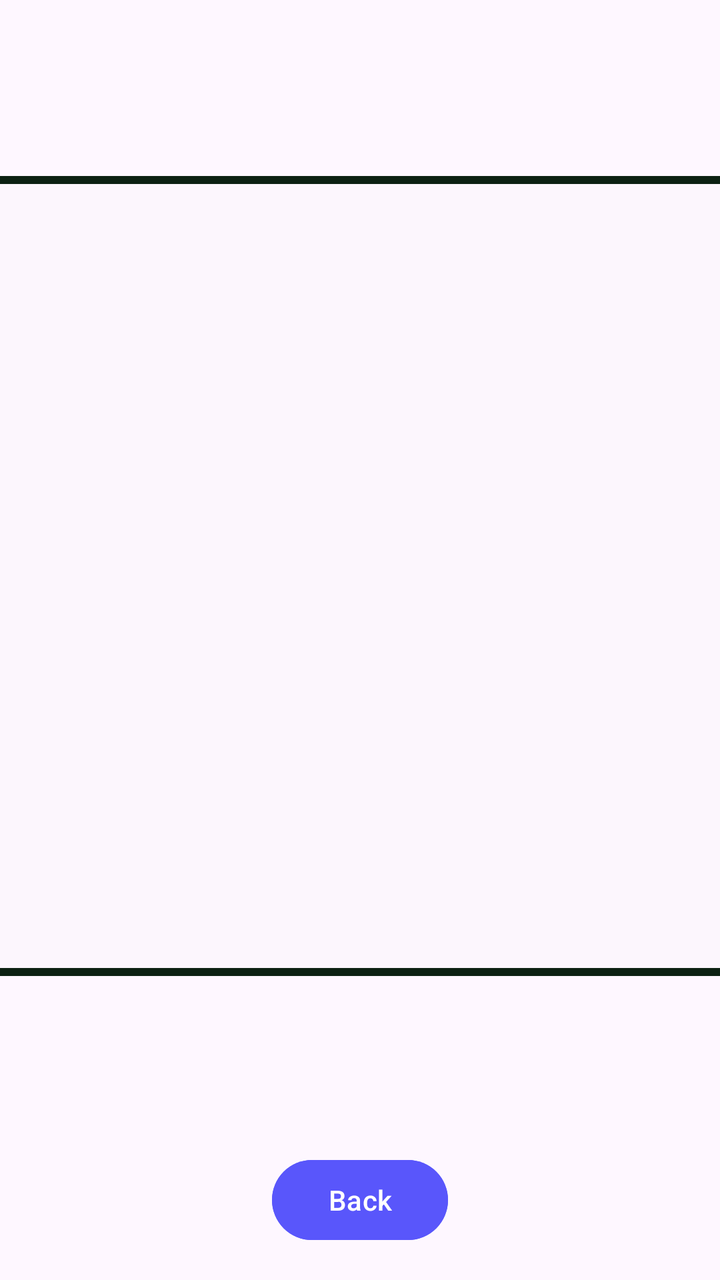
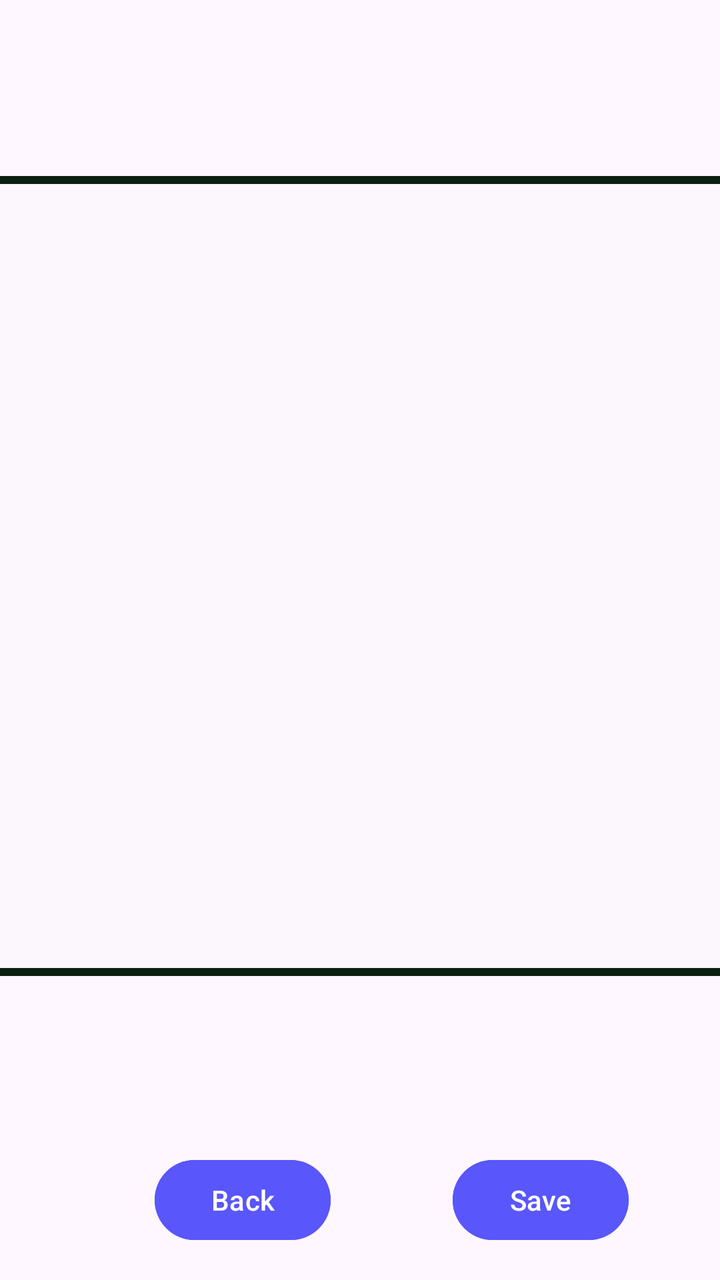

Before-and-after screenshots of an Android layout around one commit, followed by the original layout XML and the change that was made.
<!-- AndroidManifest.xml: application theme Theme.VocalCraft -->
<!-- res/layout/imageview.xml -->
<?xml version="1.0" encoding="utf-8"?>
<androidx.constraintlayout.widget.ConstraintLayout
    xmlns:android="http://schemas.android.com/apk/res/android"
    xmlns:app="http://schemas.android.com/apk/res-auto"
    xmlns:tools="http://schemas.android.com/tools"
    android:layout_width="match_parent"
    android:layout_height="match_parent">

    

    


    

    

    
    <FrameLayout
        android:id="@+id/imageFrame"
        android:layout_width="400dp"
        android:layout_height="400dp"
        android:layout_margin="32dp"
        app:layout_constraintTop_toTopOf="parent"
        app:layout_constraintBottom_toTopOf="@id/backButton"
        app:layout_constraintStart_toStartOf="parent"
        app:layout_constraintEnd_toEndOf="parent"
        android:background="@drawable/border_shape"> 

        
        <ImageView
            android:id="@+id/largeImageView"
            android:layout_width="400dp"
            android:layout_height="400dp"
            android:contentDescription="Large Image"
            app:srcCompat="@drawable/color_box" />
    </FrameLayout>

    
    <Button
        android:id="@+id/backButton"
        android:layout_width="wrap_content"
        android:layout_height="wrap_content"
        android:text="Back"
        android:textColor="@android:color/white"
        android:backgroundTint="#5956fb"
        android:layout_margin="16dp"
        app:layout_constraintBottom_toBottomOf="parent"
        app:layout_constraintStart_toStartOf="parent"
        app:layout_constraintEnd_toEndOf="parent" />

</androidx.constraintlayout.widget.ConstraintLayout>
<!-- resources referenced by this layout -->
<resources>
  <!-- drawable border_shape (drawable) -->
  <?xml version="1.0" encoding="utf-8"?>
  <shape xmlns:android="http://schemas.android.com/apk/res/android">
      <solid android:color="#FFFFFF" />
      <stroke
          android:color="#000000"
      android:width="4dp" />
      <corners android:radius="8dp" />
  </shape>
  <!-- drawable color_box (drawable) -->
  <?xml version="1.0" encoding="utf-8"?>
  <shape xmlns:android="http://schemas.android.com/apk/res/android">
      
      <solid android:color="#fcf6fd" />
  
      <stroke
          android:color="#0c2112"
      android:width="4dp" />
  
      
      <corners android:radius="16dp" />
  
      
      <padding
          android:left="8dp"
          android:top="8dp"
          android:right="8dp"
          android:bottom="8dp" />
  </shape>
  <style name="Theme.VocalCraft" parent="Base.Theme.VocalCraft" />
  <style name="Base.Theme.VocalCraft" parent="Theme.Material3.DayNight.NoActionBar">
          
          <item name="colorButtonNormal">#67eb34</item>
      </style>
</resources>

<!-- the commit's change to res/layout/imageview.xml (unified diff, before → after) -->
@@ -37,16 +37,33 @@
     </FrameLayout>
 
     
+
+    <Button
+        android:id="@+id/saveButton"
+        android:layout_width="wrap_content"
+        android:layout_height="wrap_content"
+        android:layout_margin="16dp"
+        android:layout_marginBottom="16dp"
+        android:backgroundTint="#5956fb"
+        android:text="Save"
+        android:textColor="@android:color/white"
+        app:layout_constraintBottom_toBottomOf="parent"
+        app:layout_constraintEnd_toEndOf="parent"
+        app:layout_constraintHorizontal_bias="0.876"
+        app:layout_constraintStart_toStartOf="parent" />
+
     <Button
         android:id="@+id/backButton"
         android:layout_width="wrap_content"
         android:layout_height="wrap_content"
+        android:layout_margin="16dp"
+        android:layout_marginBottom="16dp"
+        android:backgroundTint="#5956fb"
         android:text="Back"
         android:textColor="@android:color/white"
-        android:backgroundTint="#5956fb"
-        android:layout_margin="16dp"
         app:layout_constraintBottom_toBottomOf="parent"
-        app:layout_constraintStart_toStartOf="parent"
-        app:layout_constraintEnd_toEndOf="parent" />
+        app:layout_constraintEnd_toEndOf="parent"
+        app:layout_constraintHorizontal_bias="0.256"
+        app:layout_constraintStart_toStartOf="parent" />
 
 </androidx.constraintlayout.widget.ConstraintLayout>
